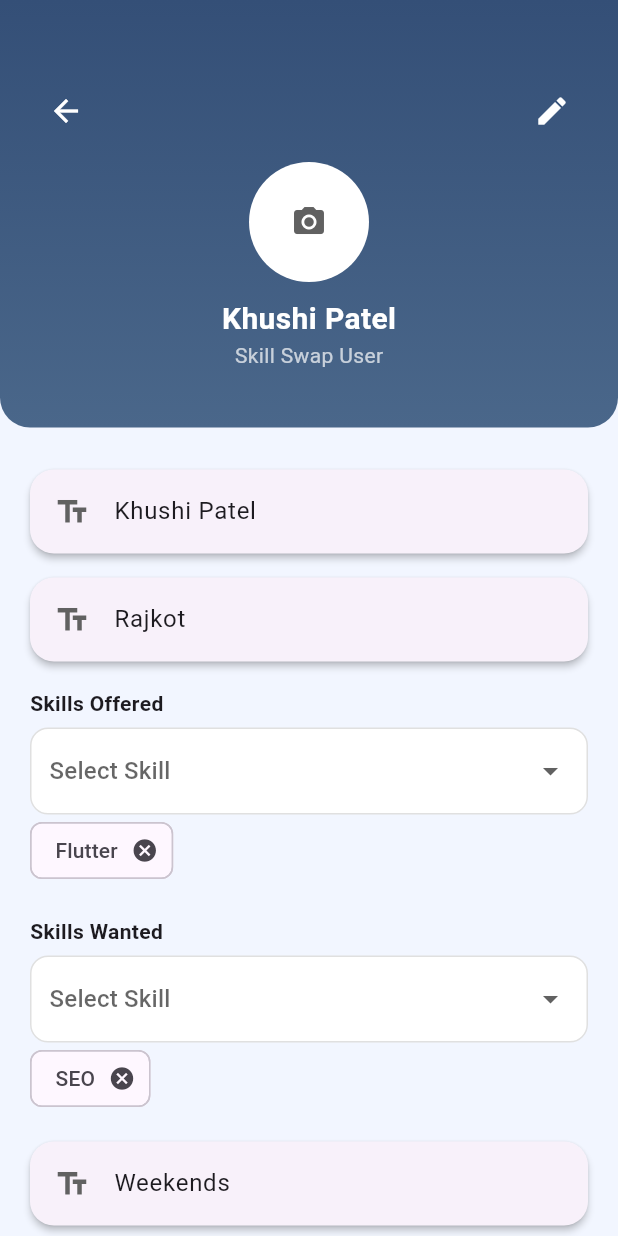
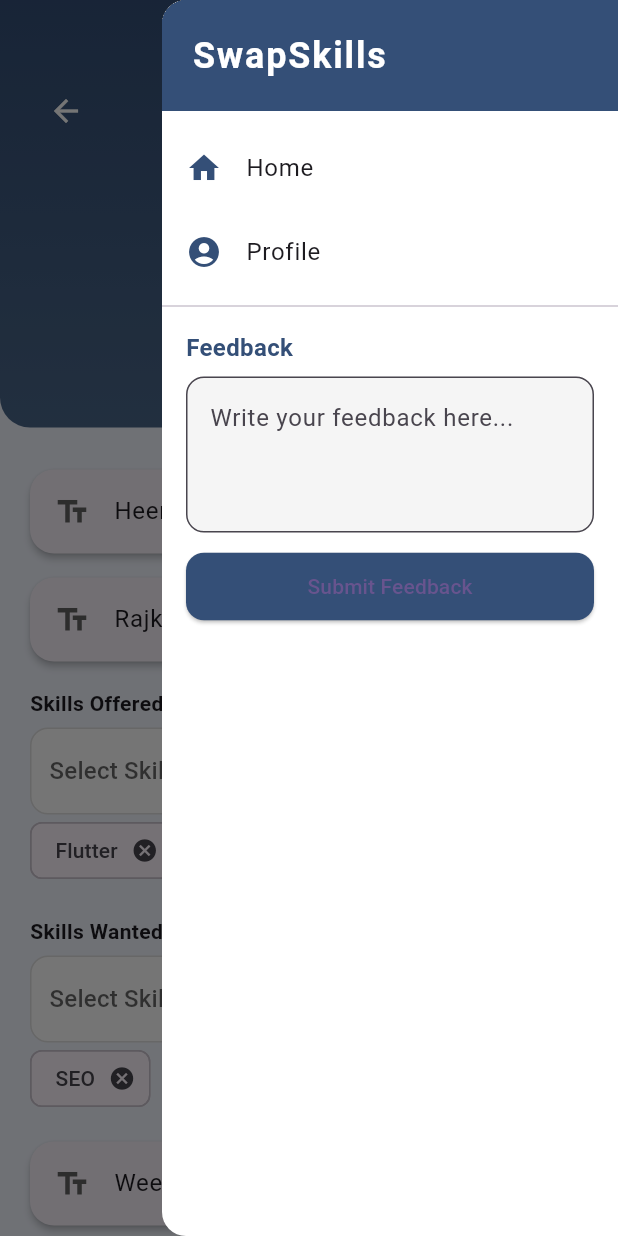
Before and after one commit to Khushipatel5/Oddo_Hackathon, a Flutter app: the ModernProfilePage screen opened directly, with the side drawer open (before the commit the screen has no drawer), on a phone screen of 412 x 824 dp. Run offline on Flutter 3.47's test engine with Material 3 defaults, Android fonts, the phone set to English and light mode, and no system bars; our stand-ins replace email_validator, google_fonts, image_picker, sqflite; accounts and stored records are empty.

Commit message:
Final Commit

```diff
--- a/lib/Screens/ProfilePageUSer.dart
+++ b/lib/Screens/ProfilePageUSer.dart
@@ -1,4 +1,5 @@
 import 'package:flutter/material.dart';
+import 'package:oddo_hackathon_project/constants.dart';
 
 class ModernProfilePage extends StatefulWidget {
   const ModernProfilePage({super.key});
@@ -9,7 +10,7 @@ class ModernProfilePage extends StatefulWidget {
 
 class _ModernProfilePageState extends State<ModernProfilePage> {
   bool isEditMode = false;
-  final nameController = TextEditingController(text: "Khushi Patel");
+  final nameController = TextEditingController(text: "Heena Solanki");
   final locationController = TextEditingController(text: "Rajkot");
   final availabilityController = TextEditingController(text: "Weekends");
   String profileVisibility = "Public";
@@ -188,6 +189,93 @@ class _ModernProfilePageState extends State<ModernProfilePage> {
           ),
         ],
       ),
+      endDrawer: Drawer(
+        backgroundColor: Colors.white,
+        child: SafeArea(
+          child: Column(
+            crossAxisAlignment: CrossAxisAlignment.start,
+            children: [
+              Container(
+                width: double.infinity,
+                padding: const EdgeInsets.all(20),
+                color: AppColors.primaryColor,
+                child: const Text(
+                  "SwapSkills",
+                  style: TextStyle(
+                    color: Colors.white,
+                    fontSize: 24,
+                    fontWeight: FontWeight.bold,
+                    letterSpacing: 1.2,
+                  ),
+                ),
+              ),
+              const SizedBox(height: 10),
+
+              ListTile(
+                leading: const Icon(Icons.home, color: AppColors.primaryColor),
+                title: const Text("Home"),
+                onTap: () => Navigator.pop(context),
+              ),
+              ListTile(
+                leading: const Icon(Icons.account_circle, color: AppColors.primaryColor),
+                title: const Text("Profile"),
+                onTap: () {
+                  Navigator.pop(context);
+                  Navigator.push(context, MaterialPageRoute(builder: (_) => ModernProfilePage()));
+                },
+              ),
+
+              const Divider(),
+
+              Padding(
+                padding: const EdgeInsets.symmetric(horizontal: 16.0, vertical: 8),
+                child: Text(
+                  "Feedback",
+                  style: TextStyle(
+                    color: AppColors.primaryColor,
+                    fontSize: 16,
+                    fontWeight: FontWeight.bold,
+                  ),
+                ),
+              ),
+              Padding(
+                padding: const EdgeInsets.symmetric(horizontal: 16.0),
+                child: TextField(
+                  maxLines: 3,
+                  decoration: InputDecoration(
+                    hintText: "Write your feedback here...",
+                    fillColor: Colors.grey[100],
+                    filled: true,
+                    border: OutlineInputBorder(
+                      borderRadius: BorderRadius.circular(12),
+                      borderSide: BorderSide(color: AppColors.primaryColor),
+                    ),
+                  ),
+                ),
+              ),
+              Padding(
+                padding: const EdgeInsets.only(left: 16, right: 16, top: 12),
+                child: ElevatedButton(
+                  onPressed: () {
+                    Navigator.pop(context);
+                    ScaffoldMessenger.of(context).showSnackBar(
+                      const SnackBar(content: Text("Thank you for your feedback!")),
+                    );
+                  },
+                  style: ElevatedButton.styleFrom(
+                    backgroundColor: AppColors.primaryColor,
+                    shape: RoundedRectangleBorder(
+                      borderRadius: BorderRadius.circular(12),
+                    ),
+                    minimumSize: const Size.fromHeight(45),
+                  ),
+                  child: const Text("Submit Feedback"),
+                ),
+              ),
+            ],
+          ),
+        ),
+      ),
     );
   }
 }
--- a/lib/main.dart
+++ b/lib/main.dart
@@ -1,5 +1,6 @@
 import 'package:flutter/material.dart';
 import 'package:oddo_hackathon_project/screens/SkillSwapHomePage.dart';
+import 'package:oddo_hackathon_project/screens/feedback.dart';
 import 'package:oddo_hackathon_project/screens/sign_up_page.dart';
 import 'package:oddo_hackathon_project/screens/swap_request_page.dart';
 
```
Also changed, not shown: lib/Screens/Profile.dart (+16 -15 lines), lib/Screens/feedback.dart (added, +109 -0 lines), lib/screens/SkillSwapHomePage.dart (+6 -5 lines), lib/screens/swap_request_page.dart (+41 -41 lines).
